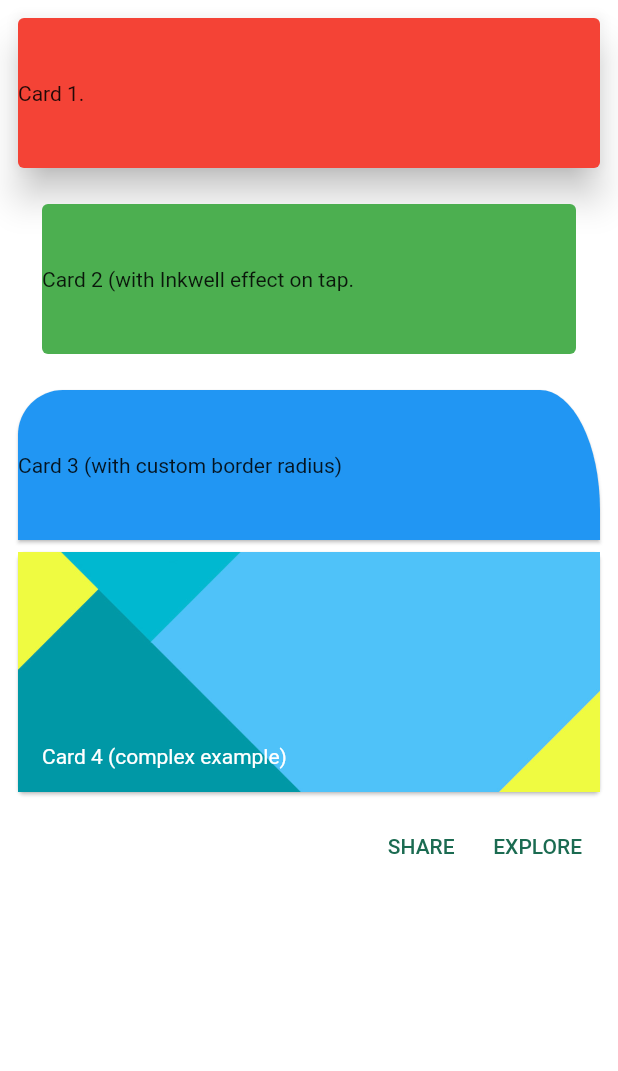
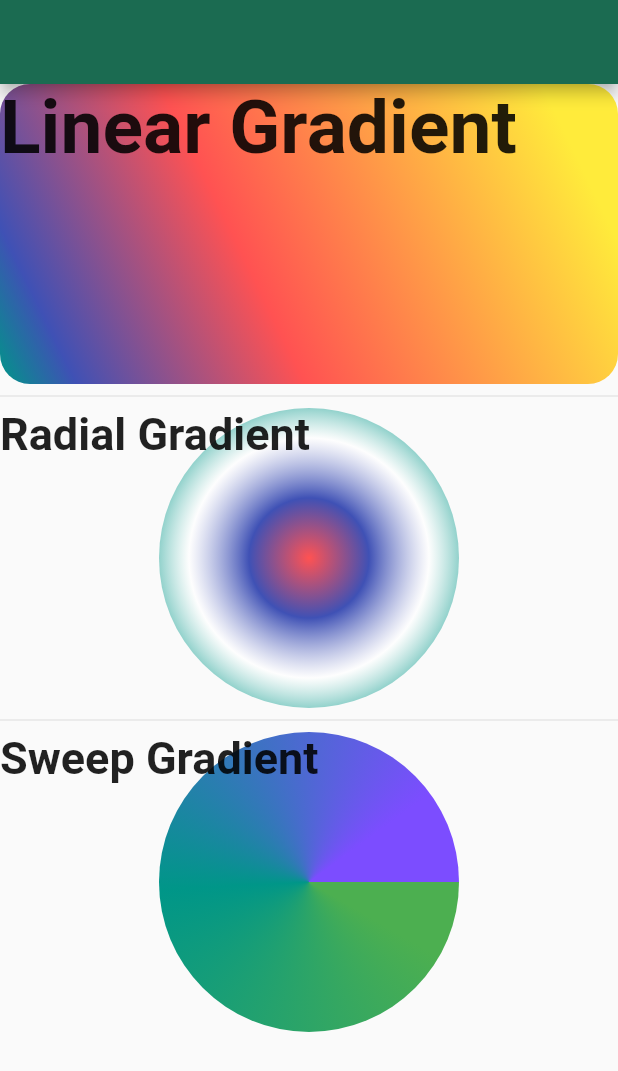
Before and after one commit to ForhadIsrafil/my-flutter-basics-code-modules, a Flutter app: the screen it shows after launch, on a phone screen of 412 x 824 dp. Shown: the top 1071 px of the screen. Run offline on Flutter 3.47's test engine with Material 2 defaults, Android fonts, the phone set to English and light mode, and no system bars; our stand-ins replace fluttertoast.

Commit message:
gradient example

```diff
--- /dev/null
+++ b/lib/basics_widgets/gradient_exmaple.dart
@@ -0,0 +1,79 @@
+import 'package:flutter/material.dart';
+import 'dart:math' show pi;
+
+class GradientExample extends StatefulWidget {
+  const GradientExample({super.key});
+
+  @override
+  State<GradientExample> createState() => _GradientExampleState();
+}
+
+class _GradientExampleState extends State<GradientExample> {
+  @override
+  Widget build(BuildContext context) {
+    return Scaffold(
+      appBar: AppBar(),
+      body: ListView(
+        children: [
+          Container(
+            height: 200.0,
+            decoration: const BoxDecoration(
+              borderRadius: BorderRadius.all(Radius.circular(20)),
+              gradient: LinearGradient(
+                begin: Alignment.topRight,
+                end: Alignment.bottomLeft,
+                stops: [0.1, 0.6, 0.9, 1.9],
+                colors: [
+                  Colors.yellow,
+                  Colors.redAccent,
+                  Colors.indigo,
+                  Colors.teal
+                ],
+              ),
+            ),
+            child: const Text(
+              "Linear Gradient",
+              style: TextStyle(fontWeight: FontWeight.bold, fontSize: 50.0),
+            ),
+          ),
+          const Divider(),
+          Container(
+            height: 200,
+            decoration: const BoxDecoration(
+              shape: BoxShape.circle,
+              gradient: RadialGradient(
+                  radius: 0.6,
+                  // focalRadius: 0.3,
+                  colors: [
+                    Colors.redAccent,
+                    Colors.indigo,
+                    Colors.white70,
+                    Colors.teal,
+                  ]),
+            ),
+            child: const Text(
+              "Radial Gradient",
+              style: TextStyle(fontWeight: FontWeight.bold, fontSize: 30.0),
+            ),
+          ),
+          const Divider(),
+          Container(
+            height: 200,
+            decoration: const BoxDecoration(
+              shape: BoxShape.circle,
+              gradient: SweepGradient(
+                startAngle: pi / 6,
+                endAngle: pi * 1.8,
+                colors: [Colors.green, Colors.teal, Colors.deepPurpleAccent],
+              ),
+            ),
+            child: const Text(
+              "Sweep Gradient",
+              style: TextStyle(fontWeight: FontWeight.bold, fontSize: 30.0),
+            ),
+          ),
+        ],
+      ),
+    );
+  }
+}
--- a/lib/main.dart
+++ b/lib/main.dart
@@ -1,6 +1,6 @@
 import 'dart:async';
 import 'package:flutter/material.dart';
-import 'basics_widgets/card_inkwell.dart';
+import 'basics_widgets/gradient_exmaple.dart';
 
 void main() => runApp(const MyApp());
 
@@ -18,7 +18,7 @@ class MyApp extends StatelessWidget {
         // primarySwatch: Colors.indigo,
         colorScheme: ColorScheme.fromSeed(seedColor: const Color.fromARGB(255, 183, 244, 216))
       ),
-      home: const CardInkWellExample(),
+      home: const GradientExample(),
     );
   }
 }
```
